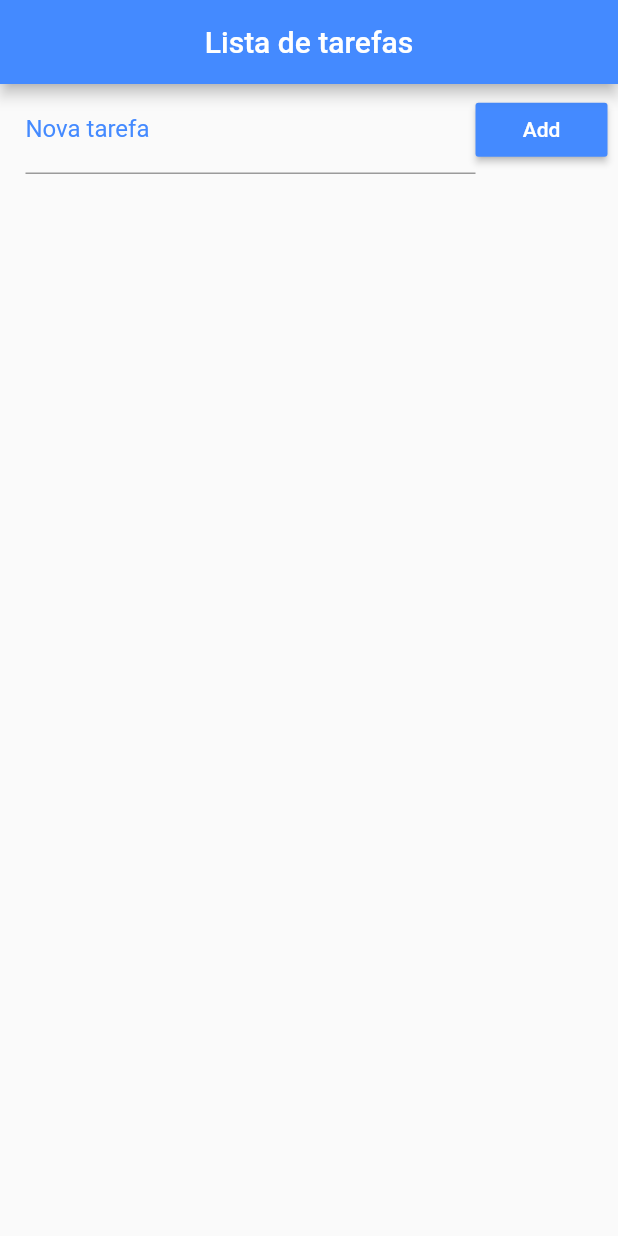
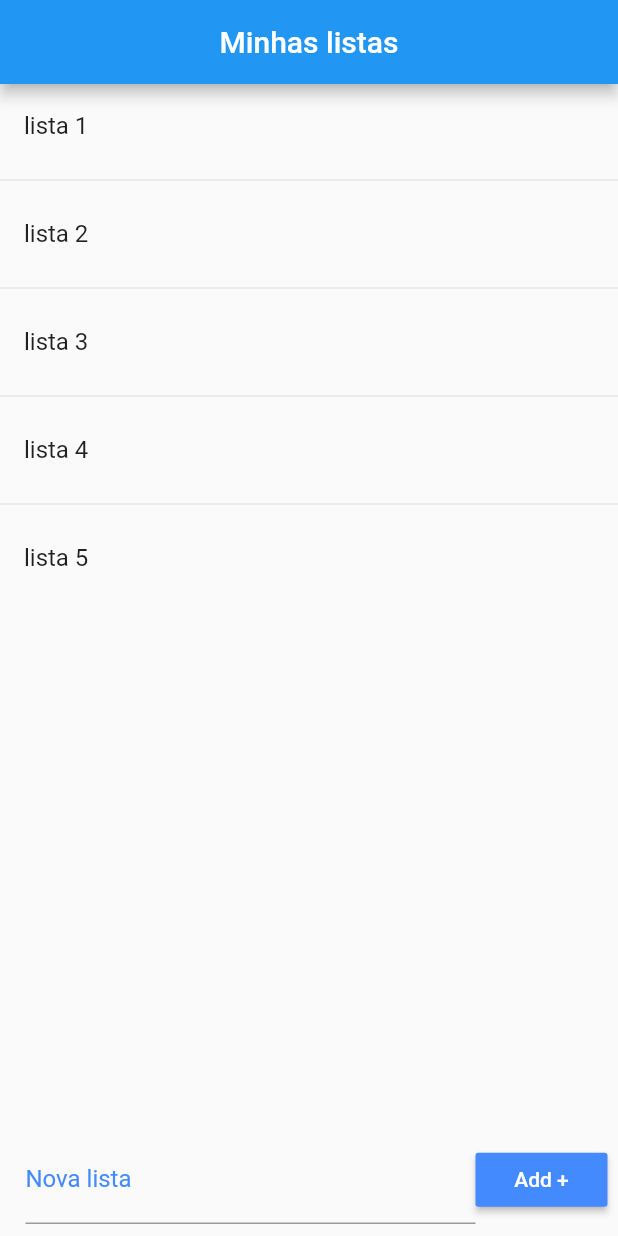
Before and after one commit to Fuerback/list_generator_app, a Flutter app: the screen it shows after launch, on a phone screen of 412 x 824 dp. Run offline on Flutter 3.47's test engine with Material 2 defaults, Android fonts, the phone set to English and light mode, and no system bars.

Commit message:
criando views e widgets

```diff
--- /dev/null
+++ b/lib/app/models/item.dart
@@ -0,0 +1,6 @@
+class Item {
+  String description;
+  final bool done;
+
+  Item(this.description, this.done);
+}
--- /dev/null
+++ b/lib/app/models/item_list.dart
@@ -0,0 +1,9 @@
+import 'package:list_generator/app/models/item.dart';
+
+class ItemList {
+  String name;
+  final bool favorite;
+  final List<Item> items;
+
+  ItemList(this.name, this.favorite, this.items);
+}
--- /dev/null
+++ b/lib/app/views/home_view.dart
@@ -0,0 +1,81 @@
+import 'package:flutter/material.dart';
+import 'package:list_generator/app/models/item_list.dart';
+import 'package:list_generator/app/views/details_list_view.dart';
+import 'package:list_generator/app/widgets/custom_raised_button.dart';
+import 'package:list_generator/app/widgets/custom_text_field.dart';
+
+class HomeView extends StatefulWidget {
+  @override
+  _HomeViewState createState() => _HomeViewState();
+}
+
+class _HomeViewState extends State<HomeView> {
+  List<ItemList> _itemsList = [
+    ItemList("lista 1", false, []),
+    ItemList("lista 2", false, []),
+    ItemList("lista 3", false, []),
+    ItemList("lista 4", false, []),
+    ItemList("lista 5", false, [])
+  ];
+
+  @override
+  Widget build(BuildContext context) {
+    final _listController = TextEditingController();
+
+    void _addList() {
+      setState(() {
+        ItemList itemList = ItemList("", false, []);
+        itemList.name = _listController.text;
+        _listController.text = "";
+        _itemsList.add(itemList);
+      });
+    }
+
+    return Scaffold(
+      appBar: AppBar(
+        title: Center(child: Text('Minhas listas')),
+      ),
+      body: Column(
+        children: <Widget>[
+          Expanded(
+            child: ListView.separated(
+              itemCount: _itemsList.length,
+              itemBuilder: (_, index) {
+                return ListTile(
+                  title: Text(
+                    '${_itemsList[index].name}',
+                  ),
+                  onTap: () {
+                    Navigator.push(
+                        context,
+                        MaterialPageRoute(
+                            builder: (context) => DetailsListView()));
+                  },
+                );
+              },
+              separatorBuilder: (_, __) {
+                return Divider();
+              },
+            ),
+          ),
+          Container(
+            padding: EdgeInsets.fromLTRB(17.0, 2.0, 7.0, 8.0),
+            child: Row(
+              children: <Widget>[
+                Expanded(
+                    child: CustomTextField(
+                  text: "Nova lista",
+                  textEditingController: _listController,
+                )),
+                CustomRaisedButton(
+                  onPressed: _addList,
+                  text: "Add +",
+                )
+              ],
+            ),
+          )
+        ],
+      ),
+    );
+  }
+}
--- /dev/null
+++ b/lib/app/widgets/custom_raised_button.dart
@@ -0,0 +1,18 @@
+import 'package:flutter/material.dart';
+
+class CustomRaisedButton extends StatelessWidget {
+  final String text;
+  final Function onPressed;
+
+  CustomRaisedButton({this.text, this.onPressed});
+
+  @override
+  Widget build(BuildContext context) {
+    return RaisedButton(
+      color: Colors.blueAccent,
+      child: Text(text),
+      textColor: Colors.white,
+      onPressed: onPressed,
+    );
+  }
+}
--- /dev/null
+++ b/lib/app/widgets/custom_text_field.dart
@@ -0,0 +1,18 @@
+import 'package:flutter/material.dart';
+
+class CustomTextField extends StatelessWidget {
+  final TextEditingController textEditingController;
+  final String text;
+
+  const CustomTextField({Key key, this.textEditingController, this.text})
+      : super(key: key);
+
+  @override
+  Widget build(BuildContext context) {
+    return TextField(
+      controller: textEditingController,
+      decoration: InputDecoration(
+          labelText: text, labelStyle: TextStyle(color: Colors.blueAccent)),
+    );
+  }
+}
--- a/lib/main.dart
+++ b/lib/main.dart
@@ -1,129 +1,15 @@
-import 'dart:convert';
-import 'dart:io';
+import 'package:flutter/material.dart';
+import 'package:list_generator/app/views/home_view.dart';
 
-import 'package:flutter/material.dart';
-import 'package:path_provider/path_provider.dart';
+void main() => runApp(MyApp());
 
-void main() {
-  runApp(MaterialApp(
-    home: Home(),
-  ));
-}
-
-class Home extends StatefulWidget {
-  @override
-  _HomeState createState() => _HomeState();
-}
-
-class _HomeState extends State<Home> {
-  final _itemController = TextEditingController();
-
-  List _todoList = [];
-
-  @override
-  void initState() {
-    super.initState();
-    _readData().then((value) {
-      setState(() {
-        _todoList = json.decode(value);
-      });
-    });
-  }
-
+class MyApp extends StatelessWidget {
   @override
   Widget build(BuildContext context) {
-    return Scaffold(
-      appBar: AppBar(
-        title: Text('Lista de tarefas'),
-        backgroundColor: Colors.blueAccent,
-        centerTitle: true,
-      ),
-      body: Column(
-        children: [addItemWidget(_itemController), listView(_todoList)],
-      ),
-    );
-  }
-
-  Widget listView(List list) {
-    return Expanded(
-        child: ListView.builder(
-            padding: EdgeInsets.only(top: 10.0),
-            itemCount: list.length,
-            itemBuilder: (context, index) {
-              return CheckboxListTile(
-                title: Text(list[index]['title']),
-                value: list[index]['ok'],
-                secondary: CircleAvatar(
-                    child: Icon(list[index]['ok'] ? Icons.check : Icons.error)),
-                onChanged: (check) {
-                  setState(() {
-                    _todoList[index]['ok'] = check;
-                    _saveData();
-                  });
-                },
-              );
-            }));
-  }
-
-  Widget addItemWidget(var controller) {
-    return Container(
-      padding: EdgeInsets.fromLTRB(17.0, 1.0, 7.0, 1.0),
-      child: Row(
-        children: [
-          Expanded(
-            child: TextField(
-              controller: controller,
-              decoration: InputDecoration(
-                  labelText: "Nova tarefa",
-                  labelStyle: TextStyle(color: Colors.blueAccent)),
-            ),
-          ),
-          RaisedButton(
-            onPressed: _addItem,
-            color: Colors.blueAccent,
-            child: Text('Add'),
-            textColor: Colors.white,
-          )
-        ],
-      ),
-    );
-  }
-
-  void _removeItem(int index) {
-    setState(() {
-      _todoList.removeAt(index);
-      _saveData();
-    });
-  }
-
-  void _addItem() {
-    setState(() {
-      Map<String, dynamic> newItem = Map();
-      newItem['title'] = _itemController.text;
-      _itemController.text = '';
-      newItem['ok'] = false;
-      _todoList.add(newItem);
-      _saveData();
-    });
-  }
-
-  Future<File> _getFile() async {
-    final directory = await getApplicationDocumentsDirectory();
-    return File('${directory.path}/data.json');
-  }
-
-  Future<File> _saveData() async {
-    String data = json.encode(_todoList);
-    final file = await _getFile();
-    return file.writeAsString(data);
-  }
-
-  Future<String> _readData() async {
-    try {
-      final file = await _getFile();
-      return file.readAsString();
-    } catch (e) {
-      return null;
-    }
+    return MaterialApp(
+        title: 'List Generator App',
+        debugShowCheckedModeBanner: false,
+        theme: ThemeData.light(),
+        home: HomeView());
   }
 }
```
Also changed, not shown: lib/app/views/details_list_view.dart (added, +76 -0 lines).
